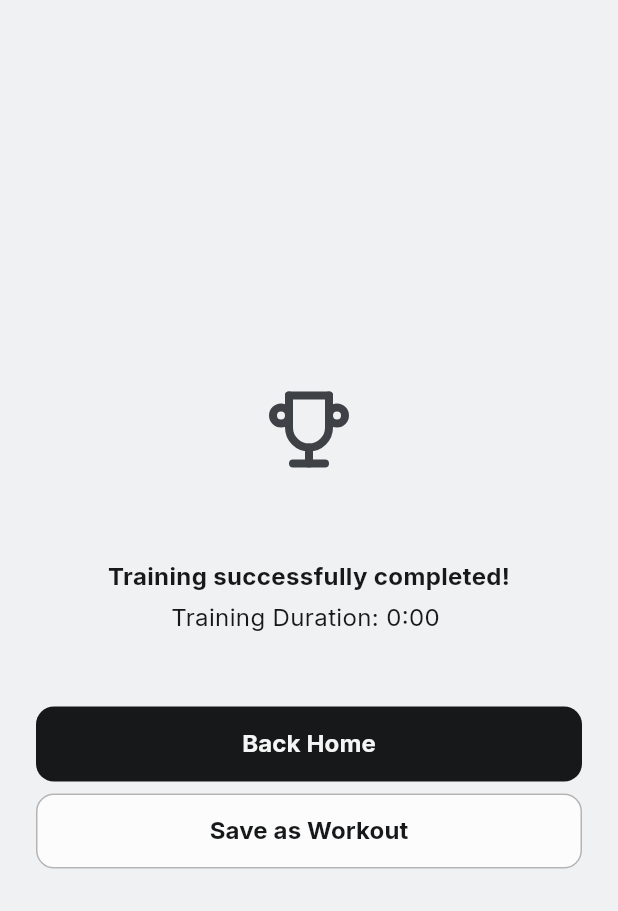
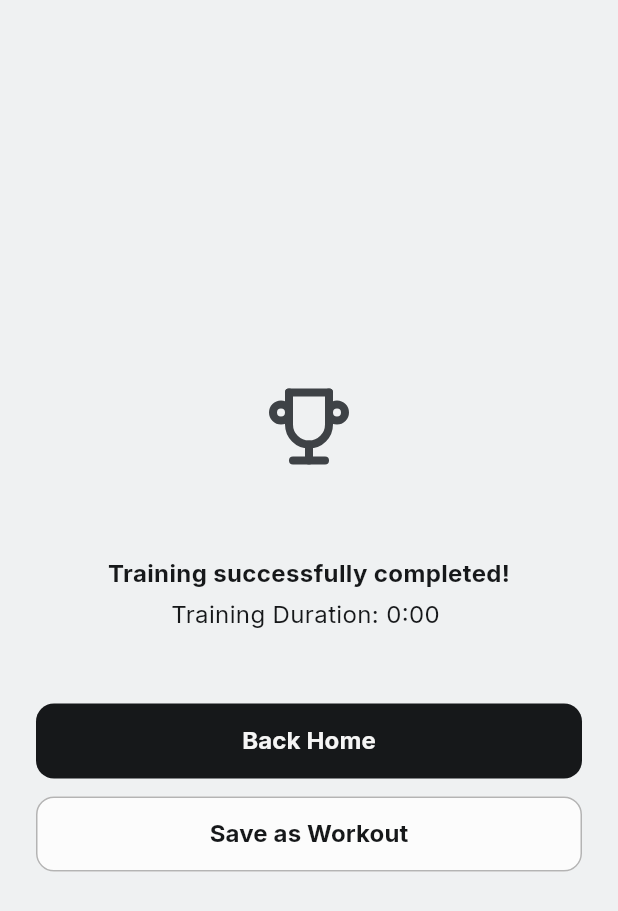
Before and after one commit to NkITaa/interval_timer, a Flutter app: the Congrats screen opened directly with empty values, on a phone screen of 412 x 824 dp. Shown: the top 911 px of the screen. Run offline on Flutter 3.47's test engine with Material 3 defaults, Android fonts, the phone set to English and light mode, and no system bars; our stand-ins replace audioplayers, confetti, flutter_markdown, flutter_tabler_icons, google_fonts, hive and 4 more; accounts and stored records are empty; generated files the repository leaves out were written again.

Commit message:
12 px fix

```diff
--- a/lib/l10n/app_en.arb
+++ b/lib/l10n/app_en.arb
@@ -12,8 +12,8 @@
     "save_workout": "Save Workout",
     "workout_training_time": "Set Training Time",
     "workout_training_time_save": "Save Training Time",
-    "workout_edited": "Workout bearbeitet",
-    "workout_added": "Workout hinzugefügt",
+    "workout_edited": "Workout edited",
+    "workout_added": "Workout added",
     "workout_pause_time": "Set Pause Time",
     "workout_pause_time_save": "Save Pause Time",
     "workout_sets": "Set Number",
--- a/lib/pages/run/congrats.dart
+++ b/lib/pages/run/congrats.dart
@@ -101,7 +101,7 @@ class _CongratsState extends State<Congrats> {
                 ),
               ),
               const SizedBox(
-                height: 8,
+                height: 12,
               ),
               SizedBox(
                   width: double.infinity,
--- a/pubspec.yaml
+++ b/pubspec.yaml
@@ -1,7 +1,7 @@
 name: interval_timer
 description: Interval Timer for all kinds of sports
 publish_to: 'none'
-version: 1.0.14+14
+version: 1.0.16+16
 
 environment:
   sdk: '>=3.0.5 <4.0.0'
```
Also changed, not shown: lib/components/dialogs.dart (+6 -1 lines).
